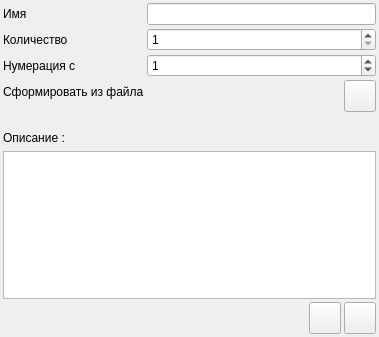
autocomp/fluffy-dollop, file fluffy-dollop/applicationplugins/viratreeplugin/addbaseareaform.ui: the form before one commit.
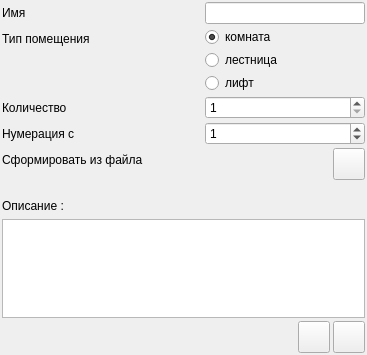
The form after the commit.

Diff of the .ui file:
```diff
--- a/fluffy-dollop/applicationplugins/viratreeplugin/addbaseareaform.ui
+++ b/fluffy-dollop/applicationplugins/viratreeplugin/addbaseareaform.ui
@@ -6,28 +6,28 @@
    <rect>
     <x>0</x>
     <y>0</y>
-    <width>379</width>
-    <height>337</height>
+    <width>367</width>
+    <height>355</height>
    </rect>
   </property>
   <property name="windowTitle">
    <string>Form</string>
   </property>
-  <layout class="QVBoxLayout" name="verticalLayout_2">
+  <layout class="QVBoxLayout" name="verticalLayout_3">
    <property name="spacing">
     <number>3</number>
    </property>
    <property name="leftMargin">
-    <number>3</number>
+    <number>2</number>
    </property>
    <property name="topMargin">
-    <number>3</number>
+    <number>2</number>
    </property>
    <property name="rightMargin">
-    <number>3</number>
+    <number>2</number>
    </property>
    <property name="bottomMargin">
-    <number>3</number>
+    <number>2</number>
    </property>
    <item>
     <widget class="QStackedWidget" name="stackedWidget">
@@ -175,13 +175,26 @@
           <widget class="QLineEdit" name="floorOrRoomName"/>
          </item>
          <item row="1" column="0">
+          <widget class="QLabel" name="roomTypeLabel">
+           <property name="minimumSize">
+            <size>
+             <width>200</width>
+             <height>0</height>
+            </size>
+           </property>
+           <property name="text">
+            <string>Тип помещения</string>
+           </property>
+          </widget>
+         </item>
+         <item row="2" column="0">
           <widget class="QLabel" name="label_3">
            <property name="text">
             <string>Количество</string>
            </property>
           </widget>
          </item>
-         <item row="1" column="1">
+         <item row="2" column="1">
           <widget class="QSpinBox" name="floorOrRoomCount">
            <property name="minimum">
             <number>1</number>
@@ -191,14 +204,14 @@
            </property>
           </widget>
          </item>
-         <item row="2" column="0">
+         <item row="3" column="0">
           <widget class="QLabel" name="label_5">
            <property name="text">
             <string>Нумерация с</string>
            </property>
           </widget>
          </item>
-         <item row="2" column="1">
+         <item row="3" column="1">
           <widget class="QSpinBox" name="floorOrRoomNumberWith">
            <property name="minimum">
             <number>-10</number>
@@ -211,14 +224,20 @@
            </property>
           </widget>
          </item>
-         <item row="3" column="0">
+         <item row="4" column="0">
           <widget class="QLabel" name="loadPdfLabel">
+           <property name="minimumSize">
+            <size>
+             <width>200</width>
+             <height>0</height>
+            </size>
+           </property>
            <property name="text">
             <string>Сформировать из файла</string>
            </property>
           </widget>
          </item>
-         <item row="3" column="1">
+         <item row="4" column="1">
           <layout class="QHBoxLayout" name="horizontalLayout">
            <property name="spacing">
             <number>3</number>
@@ -263,6 +282,51 @@
            </item>
           </layout>
          </item>
+         <item row="1" column="1">
+          <widget class="QWidget" name="roomTypeWidget" native="true">
+           <layout class="QVBoxLayout" name="verticalLayout_2">
+            <property name="spacing">
+             <number>3</number>
+            </property>
+            <property name="leftMargin">
+             <number>0</number>
+            </property>
+            <property name="topMargin">
+             <number>0</number>
+            </property>
+            <property name="rightMargin">
+             <number>0</number>
+            </property>
+            <property name="bottomMargin">
+             <number>0</number>
+            </property>
+            <item>
+             <widget class="QRadioButton" name="roomRB">
+              <property name="text">
+               <string>комната</string>
+              </property>
+              <property name="checked">
+               <bool>true</bool>
+              </property>
+             </widget>
+            </item>
+            <item>
+             <widget class="QRadioButton" name="stairsRB">
+              <property name="text">
+               <string>лестница</string>
+              </property>
+             </widget>
+            </item>
+            <item>
+             <widget class="QRadioButton" name="liftRB">
+              <property name="text">
+               <string>лифт</string>
+              </property>
+             </widget>
+            </item>
+           </layout>
+          </widget>
+         </item>
         </layout>
        </item>
        <item>
```
